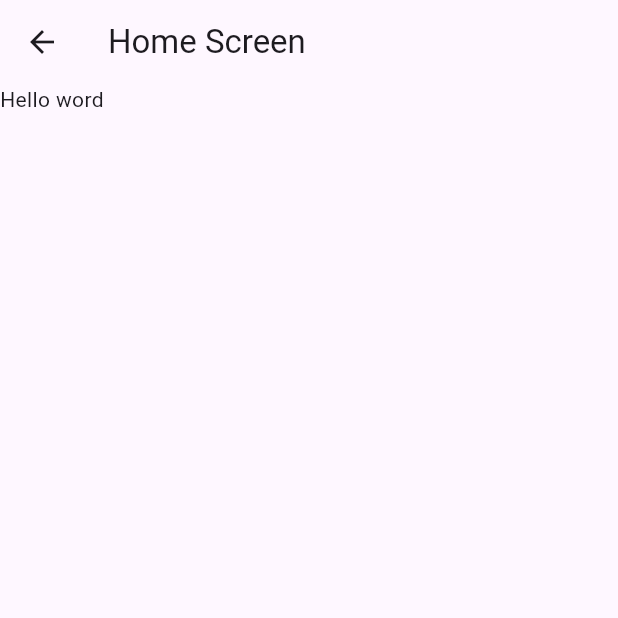
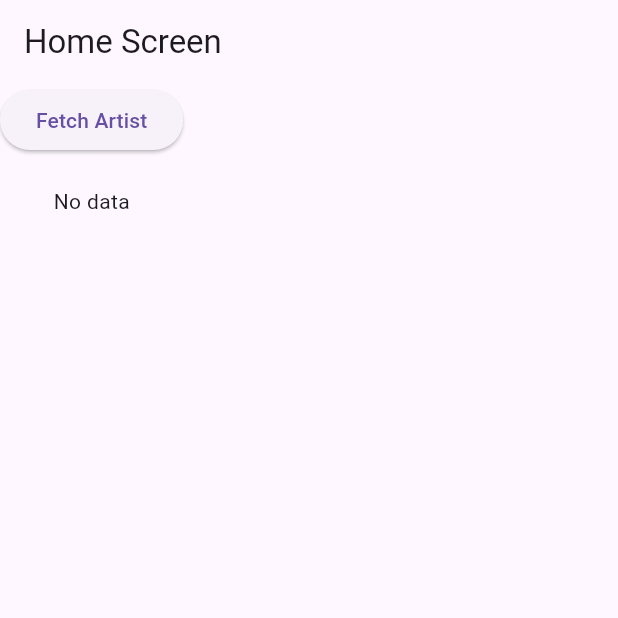
Before and after one commit to SarahOtmane/SpotifyTest, a Flutter app: the HomeScreen screen opened directly, on a phone screen of 412 x 824 dp, the top half of it. Run offline on Flutter 3.47's test engine with Material 3 defaults, Android fonts, the phone set to English and light mode, and no system bars; our stand-ins replace flutter_dotenv, font_awesome_flutter.

```diff
--- a/lib/screen/home.dart
+++ b/lib/screen/home.dart
@@ -1,16 +1,49 @@
 import 'package:flutter/material.dart';
+import '../services/artist.dart';
+import '../services/event.dart';
 
-class HomeScreen extends StatelessWidget{
-  const HomeScreen({super.key});
+class HomeScreen extends StatefulWidget {
+  const HomeScreen({Key? key}) : super(key: key);
 
   @override
-  Widget build(BuildContext context){
+  _HomeScreenState createState() => _HomeScreenState();
+}
+
+class _HomeScreenState extends State<HomeScreen> {
+  String _result = "No data";
+
+  void _fetchData() async {
+    try {
+      // Appel à la fonction fetchArtist avec des paramètres de test
+      final response = await fetchEvent(params: "K8vZ9175Tr0");
+      setState(() {
+        _result = response.toString();
+      });
+    } catch (e) {
+      setState(() {
+        _result = "Error: $e";
+      });
+    }
+  }
+
+  @override
+  Widget build(BuildContext context) {
     return Scaffold(
       appBar: AppBar(
         title: const Text('Home Screen'),
       ),
       body: SingleChildScrollView(
-        child: Text('Hello word'),
+        child: Column(
+          children: [
+            ElevatedButton(
+              onPressed: _fetchData,
+              child: const Text('Fetch Artist'),
+            ),
+            const SizedBox(height: 20),
+            Text(_result),
+            // Text(_test),
+          ],
+        ),
       ),
     );
   }
--- a/pubspec.yaml
+++ b/pubspec.yaml
@@ -9,12 +9,16 @@ environment:
 dependencies:
   flutter:
     sdk: flutter
+  http: ^0.13.4
+  font_awesome_flutter: ^10.7.0
+  flutter_dotenv: ^5.0.2
 
 dev_dependencies:
   flutter_test:
     sdk: flutter
   flutter_lints: ^3.0.0
-  font_awesome_flutter: ^10.7.0
 
 flutter:
   uses-material-design: true
+  assets:
+    - .env
```
Also changed, not shown: lib/main.dart (+6 -9 lines), lib/services/artist.dart (added, +28 -0 lines), lib/services/event.dart (added, +34 -0 lines), lib/services/fetch_api.dart (added, +38 -0 lines), pubspec.lock, 2 other files.
